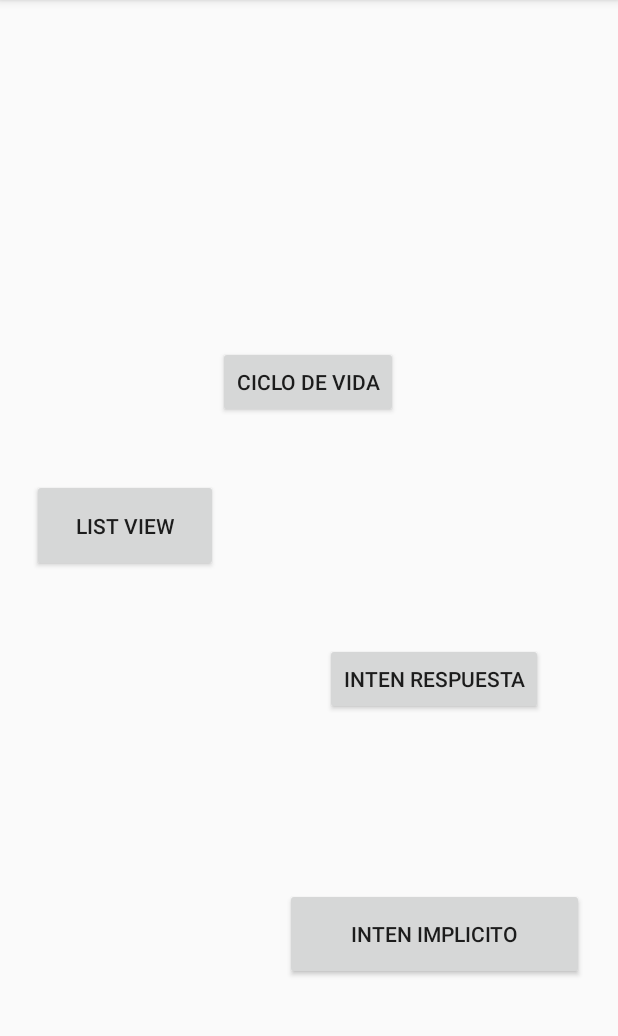
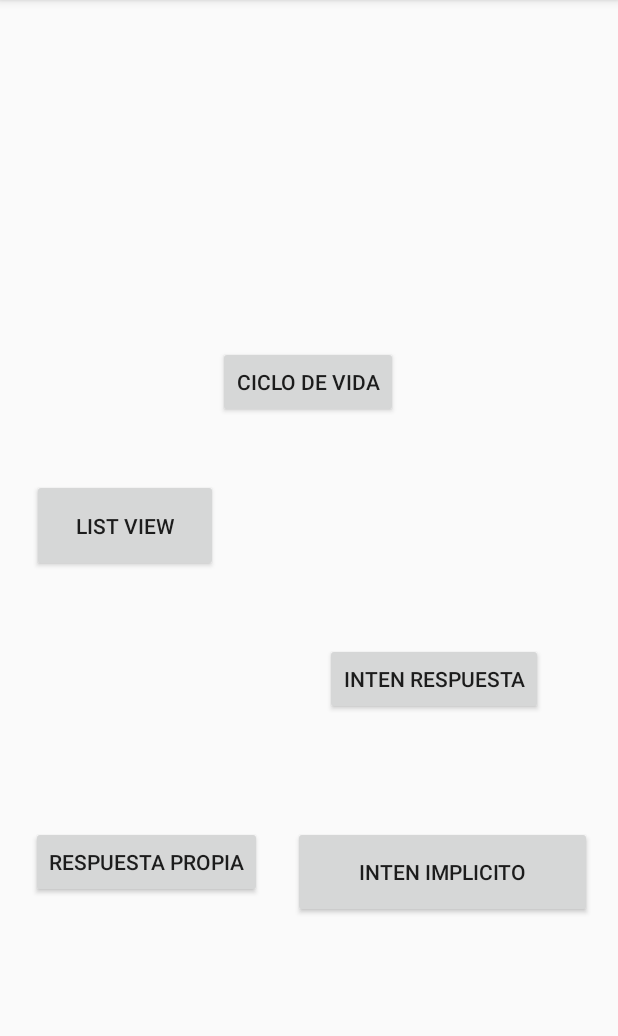
Before and after one commit to 2020-A-Moviles-GR1/mov-silva-andrea, an Android app: the screen it shows after launch (MainActivity), on a phone screen of 412 x 824 dp, the part 84-1120 px from its top. Run offline under Robolectric (Android 15) with nearby library versions, the phone set to English and light mode, and no system bars.

Commit message:
clase15_inten_repuesta_propia

```diff
--- a/02-android/app/src/main/res/layout/activity_main.xml
+++ b/02-android/app/src/main/res/layout/activity_main.xml
@@ -50,6 +50,18 @@
         android:text="Inten Implicito"
         app:layout_constraintBottom_toBottomOf="parent"
         app:layout_constraintEnd_toEndOf="@+id/btn_inten_respuesta"
+        app:layout_constraintHorizontal_bias="0.4"
         app:layout_constraintStart_toStartOf="@+id/btn_inten_respuesta"
-        app:layout_constraintTop_toBottomOf="@+id/btn_inten_respuesta" />
+        app:layout_constraintTop_toBottomOf="@+id/btn_inten_respuesta"
+        app:layout_constraintVertical_bias="0.323" />
+
+    <Button
+        android:id="@+id/btn_resp_propia"
+        android:layout_width="wrap_content"
+        android:layout_height="wrap_content"
+        android:text="RESPUESTA PROPIA"
+        app:layout_constraintBottom_toBottomOf="parent"
+        app:layout_constraintEnd_toStartOf="@+id/btn_intent_implicito"
+        app:layout_constraintStart_toStartOf="parent"
+        app:layout_constraintTop_toBottomOf="@+id/btn_list_view" />
 </androidx.constraintlayout.widget.ConstraintLayout>
```
Also changed, not shown: 02-android/app/src/main/java/com/example/moviles/IntenEnviaParamtros.kt (+22 -0 lines), 02-android/app/src/main/java/com/example/moviles/MainActivity.kt (+68 -0 lines), 02-android/app/src/main/res/layout/activity_inten_envia_paramtros.xml (+20 -0 lines).
